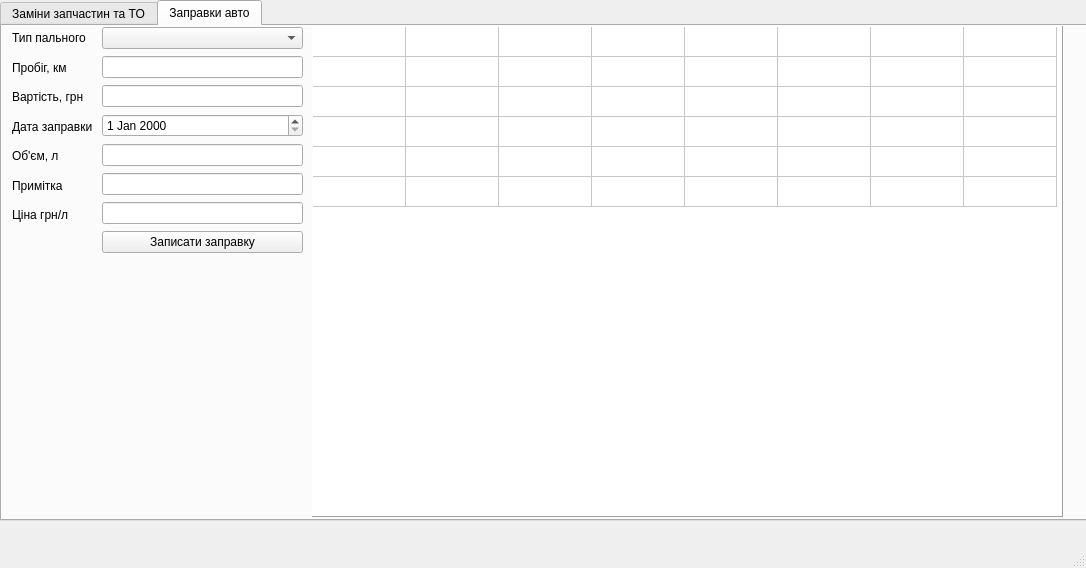
Before: the Qt Designer form ui.ui in Vitech-UA/AutoTool, drawn with Qt 5.
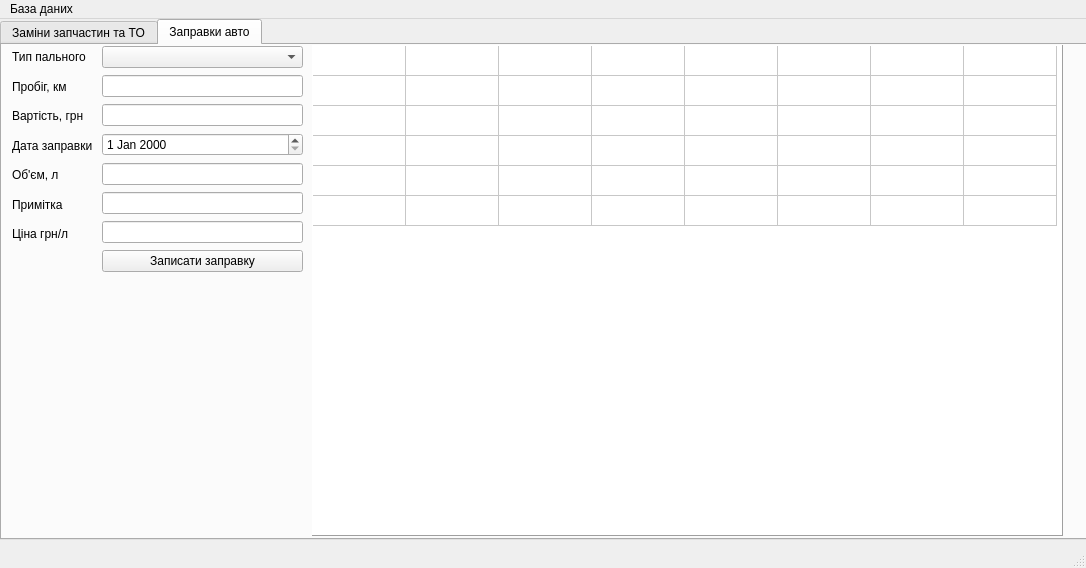
After: the same form once the commit is applied.

Diff of the .ui file:
```diff
--- a/ui.ui
+++ b/ui.ui
@@ -162,7 +162,7 @@
         <x>100</x>
         <y>0</y>
         <width>201</width>
-        <height>231</height>
+        <height>233</height>
        </rect>
       </property>
       <layout class="QVBoxLayout" name="verticalLayout_5">
@@ -360,6 +360,14 @@
      <height>26</height>
     </rect>
    </property>
+   <widget class="QMenu" name="menu">
+    <property name="title">
+     <string>База даних</string>
+    </property>
+    <addaction name="action"/>
+    <addaction name="action_2"/>
+   </widget>
+   <addaction name="menu"/>
   </widget>
   <widget class="QStatusBar" name="statusbar"/>
  </widget>
```
Left out of the diff: 10 changed lines with no effect on the pictures.
